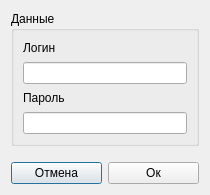
Before: the Qt Designer form ui/insertuser.ui in 7enSmile/clientVKR, drawn with Qt 5.
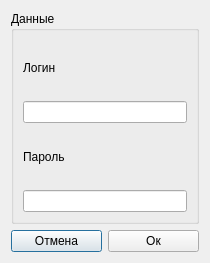
After: the same form once the commit is applied.

```diff
--- a/ui/insertuser.ui
+++ b/ui/insertuser.ui
@@ -7,7 +7,7 @@
     <x>0</x>
     <y>0</y>
     <width>210</width>
-    <height>195</height>
+    <height>263</height>
    </rect>
   </property>
   <property name="windowTitle">
@@ -55,22 +55,6 @@
      </layout>
     </widget>
    </item>
-   <item>
-    <spacer name="verticalSpacer">
-     <property name="orientation">
-      <enum>Qt::Vertical</enum>
-     </property>
-     <property name="sizeType">
-      <enum>QSizePolicy::Fixed</enum>
-     </property>
-     <property name="sizeHint" stdset="0">
-      <size>
-       <width>20</width>
-       <height>10</height>
-      </size>
-     </property>
-    </spacer>
-   </item>
    <item>
     <layout class="QHBoxLayout" name="horizontalLayout">
      <item>
```
